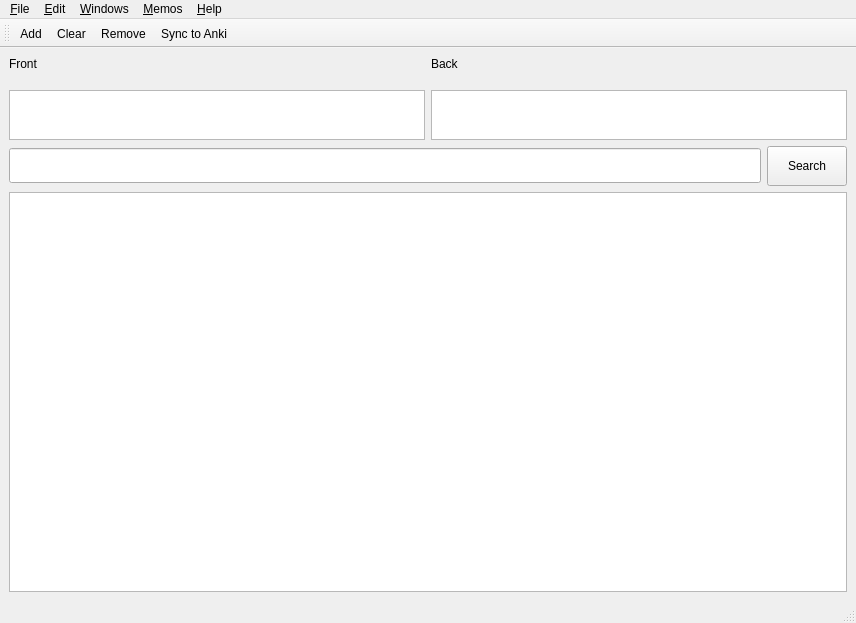
This is simsapa/assets/ui/memos_browser_window.ui in simsapa/simsapa as Qt 5 draws it before an edit. The edited form follows.
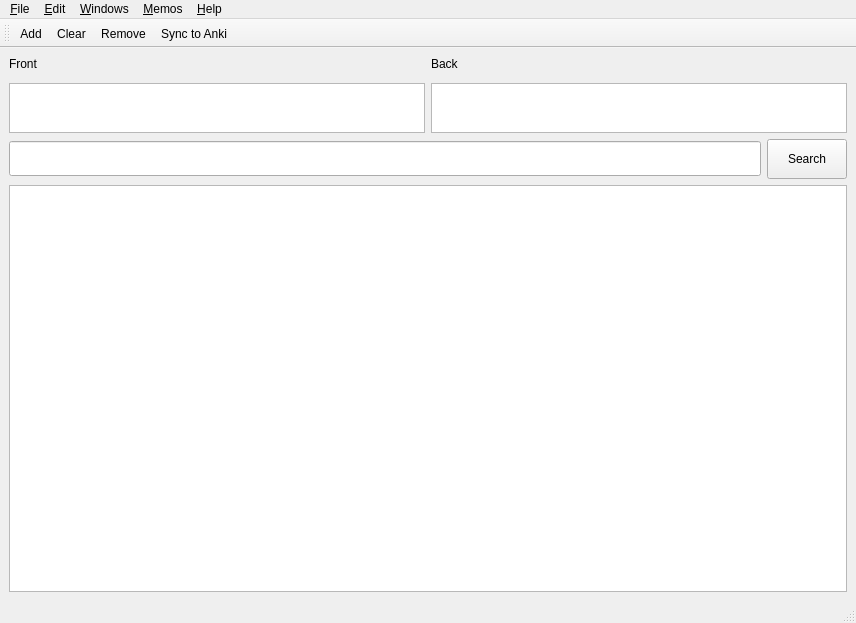
This is the edited form. Icons and pictures are not drawn.

Diff of the .ui file:
```diff
--- a/simsapa/assets/ui/memos_browser_window.ui
+++ b/simsapa/assets/ui/memos_browser_window.ui
@@ -29,6 +29,18 @@
          <layout class="QVBoxLayout" name="verticalLayout_4">
           <item>
            <widget class="QLabel" name="label_4">
+            <property name="sizePolicy">
+             <sizepolicy hsizetype="Preferred" vsizetype="Fixed">
+              <horstretch>0</horstretch>
+              <verstretch>0</verstretch>
+             </sizepolicy>
+            </property>
+            <property name="maximumSize">
+             <size>
+              <width>16777215</width>
+              <height>20</height>
+             </size>
+            </property>
             <property name="text">
              <string>Front</string>
             </property>
@@ -59,6 +71,18 @@
          <layout class="QVBoxLayout" name="verticalLayout_3">
           <item>
            <widget class="QLabel" name="label_3">
+            <property name="sizePolicy">
+             <sizepolicy hsizetype="Preferred" vsizetype="Fixed">
+              <horstretch>0</horstretch>
+              <verstretch>0</verstretch>
+             </sizepolicy>
+            </property>
+            <property name="maximumSize">
+             <size>
+              <width>16777215</width>
+              <height>20</height>
+             </size>
+            </property>
             <property name="text">
              <string>Back</string>
             </property>
```
Left out of the diff: 3 changed lines with no effect on the pictures.
